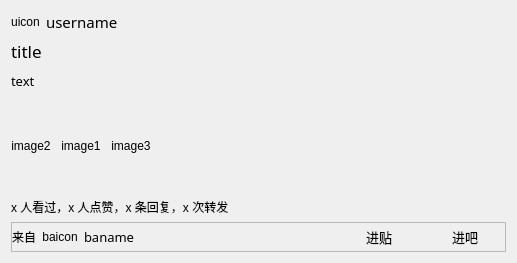
Before: the Qt Designer form resf/tie_preview.ui in clb-128258/TiebaDesktop, drawn with Qt 5.
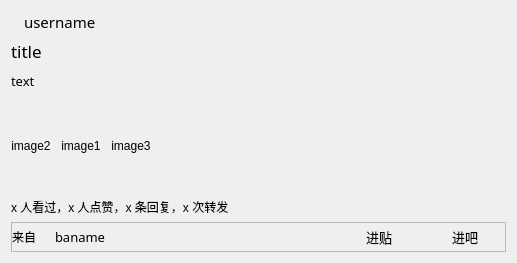
After: the same form once the commit is applied.

```diff
--- a/resf/tie_preview.ui
+++ b/resf/tie_preview.ui
@@ -23,7 +23,7 @@
      <item>
       <widget class="QLabel" name="label_4">
        <property name="text">
-        <string>uicon</string>
+        <string/>
        </property>
        <property name="alignment">
         <set>Qt::AlignCenter</set>
@@ -207,7 +207,7 @@
         <item>
          <widget class="QLabel" name="label">
           <property name="text">
-           <string>baicon</string>
+           <string/>
           </property>
           <property name="alignment">
            <set>Qt::AlignCenter</set>
```
